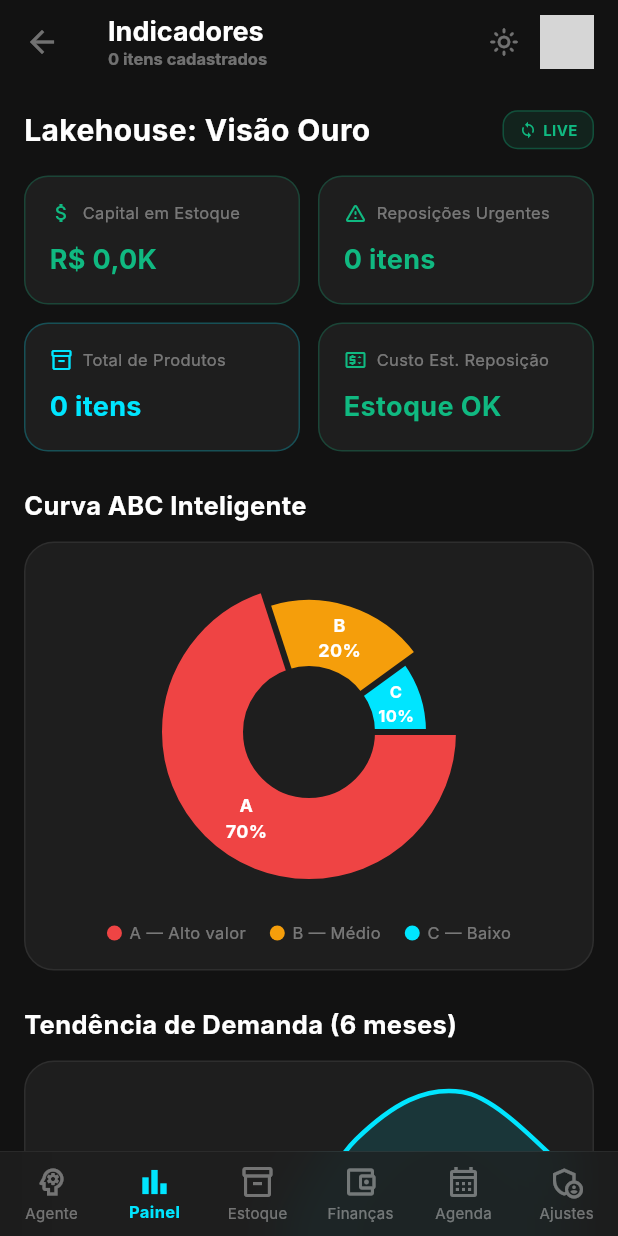
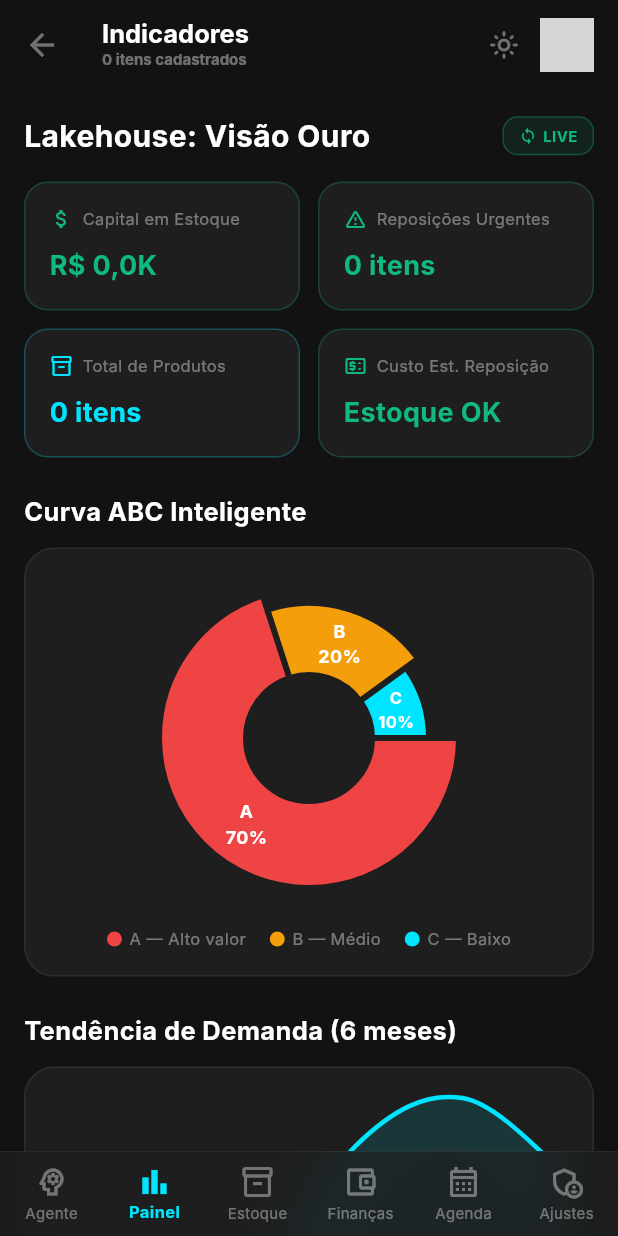
Before and after one commit to Toni-Sil/systema-de-gerenciamento-S.F.C.P.C, a Flutter app: the HomeScreen screen opened by its route, item 2 of the bottom bar chosen, on a phone screen of 412 x 824 dp. Run offline on Flutter 3.47's test engine with Material 3 defaults, Android fonts, the phone set to English and light mode, and no system bars; drawn by our look-alikes of fl_chart; our stand-ins replace flutter_local_notifications, flutter_secure_storage, hive_flutter, shared_preferences, speech_to_text, timezone; missing offline and left inert: mobile_scanner; accounts and stored records are empty; network calls fail; Roboto replaces fonts that are missing (Inter); grey boxes are pictures that could not be loaded.

Commit message:
Reduce top app bar spacing

```diff
--- a/frontend/lib/presentation/screens/home_screen.dart
+++ b/frontend/lib/presentation/screens/home_screen.dart
@@ -80,27 +80,35 @@ class _HomeScreenState extends State<HomeScreen> {
     return Scaffold(
       extendBody: true,
       appBar: AppBar(
+        toolbarHeight: 60,
+        titleSpacing: 12,
         title: Column(
+          mainAxisSize: MainAxisSize.min,
           crossAxisAlignment: CrossAxisAlignment.start,
           children: [
             Text(
               _titles[_currentIndex],
               style: TextStyle(
-                fontSize: 18,
+                fontSize: 17,
+                height: 1.05,
                 fontWeight: FontWeight.bold,
                 color: isDark ? AppColors.textHigh : AppColors.lgTextHigh,
               ),
             ),
+            const SizedBox(height: 2),
             Text(
               subtitles[_currentIndex],
               style: TextStyle(
-                fontSize: 11,
+                fontSize: 10,
+                height: 1.1,
                 color: isDark ? AppColors.textLow : AppColors.lgTextLow,
               ),
+              maxLines: 1,
               overflow: TextOverflow.ellipsis,
             ),
           ],
         ),
+        actionsPadding: const EdgeInsets.only(right: 8),
         actions: [
           // Toggle dark/light
           IconButton(
@@ -114,7 +122,7 @@ class _HomeScreenState extends State<HomeScreen> {
           ),
           if (alertCount > 0)
             Padding(
-              padding: const EdgeInsets.only(right: 4),
+              padding: const EdgeInsets.only(right: 2),
               child: Stack(
                 clipBehavior: Clip.none,
                 children: [
@@ -154,7 +162,7 @@ class _HomeScreenState extends State<HomeScreen> {
           GestureDetector(
             onTap: () => _onTabTap(5),
             child: Padding(
-              padding: const EdgeInsets.only(right: 16),
+              padding: const EdgeInsets.only(right: 8),
               child: CircleAvatar(
                 radius: 18,
                 backgroundImage: NetworkImage(userProvider.profileImageUrl),
```
